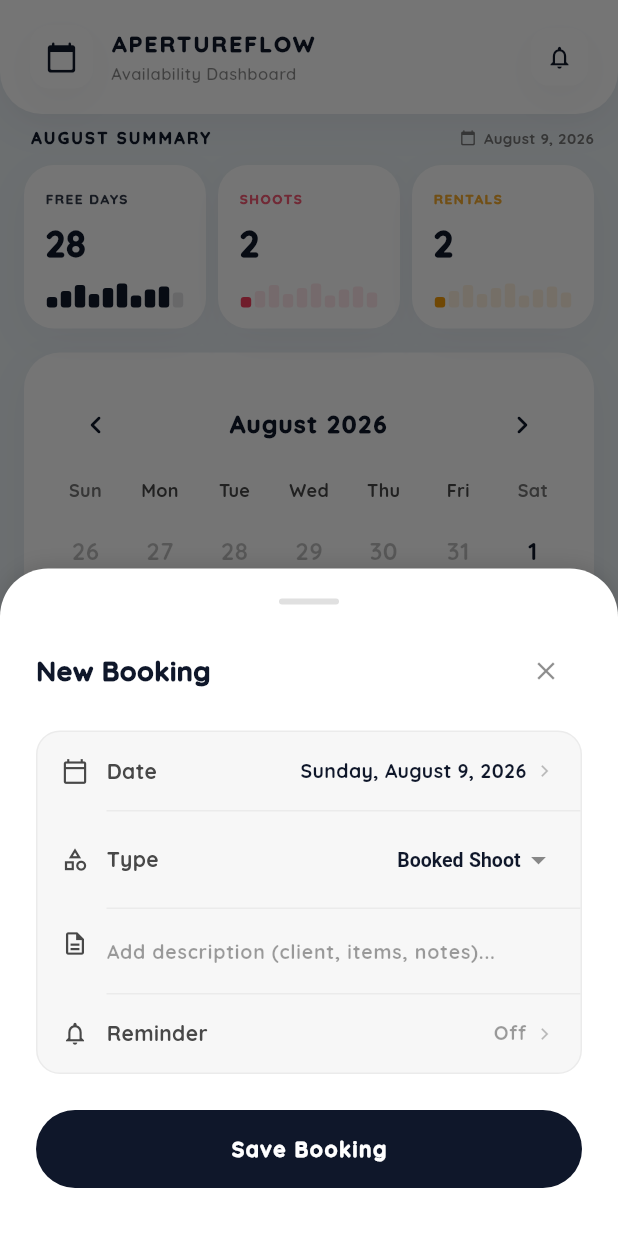
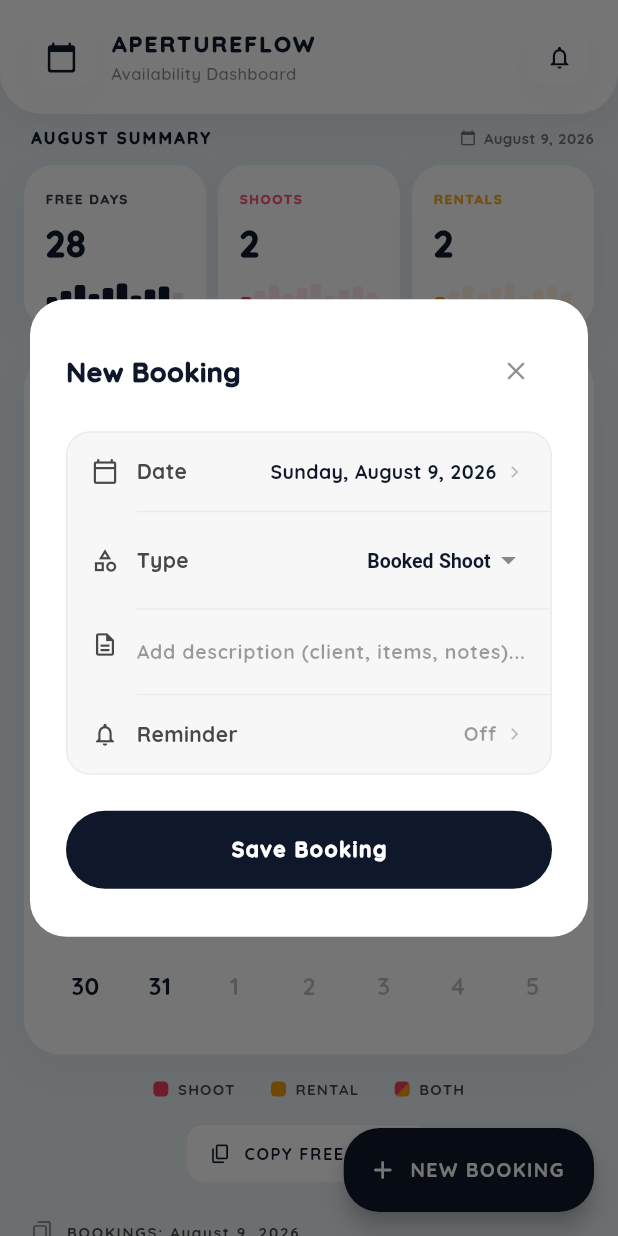
Before and after one commit to EdirithanthiriTharushaKawshalya/apertureflow, a Flutter app: the screen it shows after launch, after a tap on "NEW BOOKING", on a phone screen of 412 x 824 dp. Run offline on Flutter 3.47's test engine with Material 3 defaults, Android fonts, the phone set to English and light mode, and no system bars; drawn by our look-alikes of table_calendar; our stand-ins replace flutter_local_notifications, flutter_timezone, google_fonts, shared_preferences, timezone.

Commit message:
refactor: replace showModalBottomSheet with showDialog in home screen

```diff
--- a/lib/screens/home_screen.dart
+++ b/lib/screens/home_screen.dart
@@ -532,10 +532,8 @@ class _HomeScreenState extends State<HomeScreen> {
   Future<void> _openAddEventForm({CalendarEvent? editingEvent}) async {
     final bool isEditing = editingEvent != null;
 
-    final CalendarEvent? resultEvent = await showModalBottomSheet<CalendarEvent>(
+    final CalendarEvent? resultEvent = await showDialog<CalendarEvent>(
       context: context,
-      isScrollControlled: true,
-      backgroundColor: Colors.transparent,
       builder: (context) {
         DateTime formDate = editingEvent?.date ?? _selectedDay;
         String selectedType = editingEvent?.type ?? 'Booked Shoot';
@@ -548,23 +546,15 @@ class _HomeScreenState extends State<HomeScreen> {
           builder: (context, setSheetState) {
             final formattedFormDate = DateFormat('EEEE, MMMM d, yyyy').format(formDate);
 
-            // Use standard Padding since MediaQuery.of(context).viewInsets.bottom
-            // is already animated frame-by-frame by the OS / Flutter framework.
-            return Padding(
-              padding: EdgeInsets.only(bottom: MediaQuery.of(context).viewInsets.bottom),
+            return Dialog(
+              backgroundColor: Colors.white,
+              insetPadding: const EdgeInsets.symmetric(horizontal: 20, vertical: 24),
+              shape: RoundedRectangleBorder(
+                borderRadius: BorderRadius.circular(24),
+              ),
               child: Container(
-                decoration: const BoxDecoration(
-                  color: Colors.white,
-                  borderRadius: BorderRadius.vertical(top: Radius.circular(32)),
-                  boxShadow: [
-                    BoxShadow(
-                      color: Colors.black12,
-                      blurRadius: 10,
-                      offset: Offset(0, -2),
-                    )
-                  ],
-                ),
-                padding: const EdgeInsets.fromLTRB(24, 20, 24, 24),
+                constraints: const BoxConstraints(maxWidth: 440),
+                padding: const EdgeInsets.all(24),
                 child: SingleChildScrollView(
                   child: Form(
                     key: formKey,
@@ -572,18 +562,6 @@ class _HomeScreenState extends State<HomeScreen> {
                       mainAxisSize: MainAxisSize.min,
                       crossAxisAlignment: CrossAxisAlignment.stretch,
                       children: [
-                        Center(
-                          child: Container(
-                            width: 40,
-                            height: 4,
-                            margin: const EdgeInsets.only(bottom: 20),
-                            decoration: BoxDecoration(
-                              color: Colors.black12,
-                              borderRadius: BorderRadius.circular(2),
-                            ),
-                          ),
-                        ),
-
                         Row(
                           mainAxisAlignment: MainAxisAlignment.spaceBetween,
                           children: [
```
